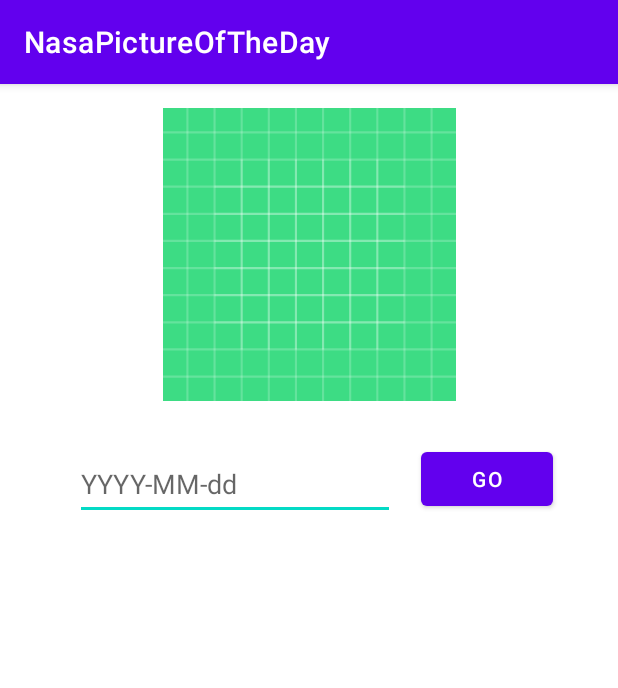
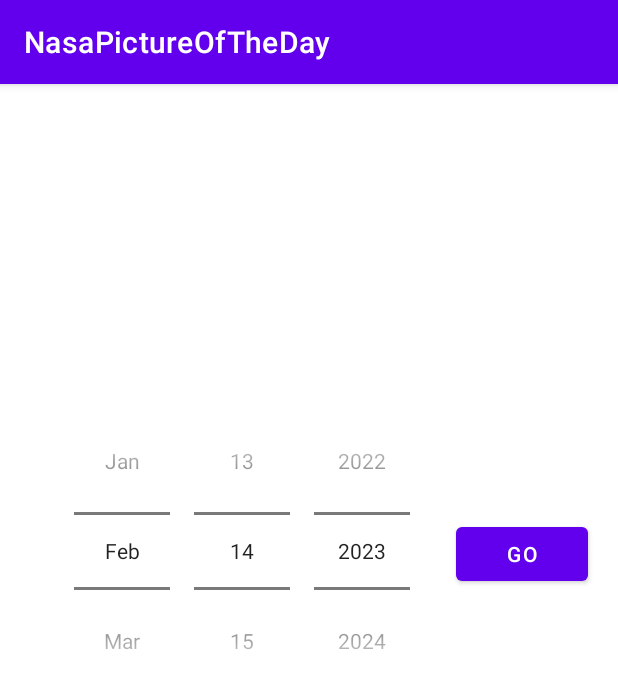
Before and after one commit to bdbrown4/NasaPictureOfTheDayAndroid, an Android app: the screen it shows after launch (MainActivity), after a tap on "GO", on a phone screen of 412 x 824 dp. Shown: the top 688 px of the screen. Run offline under Robolectric (Android 15) with nearby library versions, the phone set to English and light mode, and no system bars; network calls fail; 1 statement that could not run was skipped.

Commit message:
updating to use datepicker

```diff
--- a/app/src/main/java/project/nasapictureoftheday/MainActivity.kt
+++ b/app/src/main/java/project/nasapictureoftheday/MainActivity.kt
@@ -8,6 +8,7 @@ import android.os.Handler
 import android.os.Looper
 import android.text.method.ScrollingMovementMethod
 import android.widget.Button
+import android.widget.DatePicker
 import android.widget.ImageView
 import android.widget.TextView
 import androidx.lifecycle.lifecycleScope
@@ -17,7 +18,7 @@ import java.util.concurrent.Executors
 class MainActivity : AppCompatActivity() {
     private lateinit var apiService: ApiService
     private lateinit var imageView: ImageView
-    private lateinit var date: TextView
+    private lateinit var date: DatePicker
     private lateinit var textView: TextView
     private lateinit var button: Button
     private lateinit var image: Bitmap
@@ -40,9 +41,17 @@ class MainActivity : AppCompatActivity() {
         button = findViewById(R.id.button)
     }
 
+    private fun convertDatePickerSelectedDatetoString(): String {
+        val year = date.year
+        val month = padIntLessThan10(date.month + 1)
+        val day = padIntLessThan10(date.dayOfMonth)
+        return "${year}-${month}-${day}"
+    }
+
+    private fun padIntLessThan10(number: Int): String = if (number >= 10) number.toString() else "0${number}"
+
     private suspend fun processRequest() {
-        val dateToString = date.text.toString()
-        val pictureOfTheDay = apiService.getPictureOfTheDay(Constants.API_KEY, dateToString)
+        val pictureOfTheDay = apiService.getPictureOfTheDay(Constants.API_KEY, convertDatePickerSelectedDatetoString())
         val executor = Executors.newSingleThreadExecutor()
         val handler = Handler(Looper.getMainLooper())
         executor.execute {
--- a/app/src/main/res/layout/activity_main.xml
+++ b/app/src/main/res/layout/activity_main.xml
@@ -8,44 +8,42 @@
 
     <ImageView
         android:id="@+id/imageView"
-        android:layout_width="323dp"
-        android:layout_height="195dp"
+        android:layout_width="326dp"
+        android:layout_height="189dp"
         android:layout_marginTop="16dp"
         app:layout_constraintEnd_toEndOf="parent"
         app:layout_constraintStart_toStartOf="parent"
-        app:layout_constraintTop_toTopOf="parent"
-        app:srcCompat="@drawable/ic_launcher_background" />
+        app:layout_constraintTop_toTopOf="parent" />
 
-    <EditText
+    <DatePicker
         android:id="@+id/editTextDate"
         android:layout_width="wrap_content"
         android:layout_height="wrap_content"
-        android:layout_marginTop="31dp"
-        android:ems="10"
-        android:hint="YYYY-MM-dd"
-        android:inputType="date"
-        android:minHeight="48dp"
+        android:calendarViewShown="false"
+        android:datePickerMode="spinner"
         app:layout_constraintEnd_toEndOf="parent"
         app:layout_constraintHorizontal_bias="0.253"
         app:layout_constraintStart_toStartOf="parent"
         app:layout_constraintTop_toBottomOf="@+id/imageView" />
 
+
     <Button
         android:id="@+id/button"
         android:layout_width="wrap_content"
         android:layout_height="wrap_content"
-        android:layout_marginTop="28dp"
+        android:layout_marginStart="13dp"
+        android:layout_marginTop="84dp"
         android:layout_marginEnd="20dp"
         android:text="Go"
         app:layout_constraintEnd_toEndOf="parent"
-        app:layout_constraintHorizontal_bias="0.428"
+        app:layout_constraintHorizontal_bias="1.0"
         app:layout_constraintStart_toEndOf="@+id/editTextDate"
         app:layout_constraintTop_toBottomOf="@+id/imageView" />
 
     <TextView
         android:id="@+id/textView"
-        android:layout_width="333dp"
-        android:layout_height="236dp"
+        android:layout_width="330dp"
+        android:layout_height="167dp"
         android:scrollbars="vertical"
         app:layout_constraintBottom_toBottomOf="parent"
         app:layout_constraintEnd_toEndOf="parent"
```
